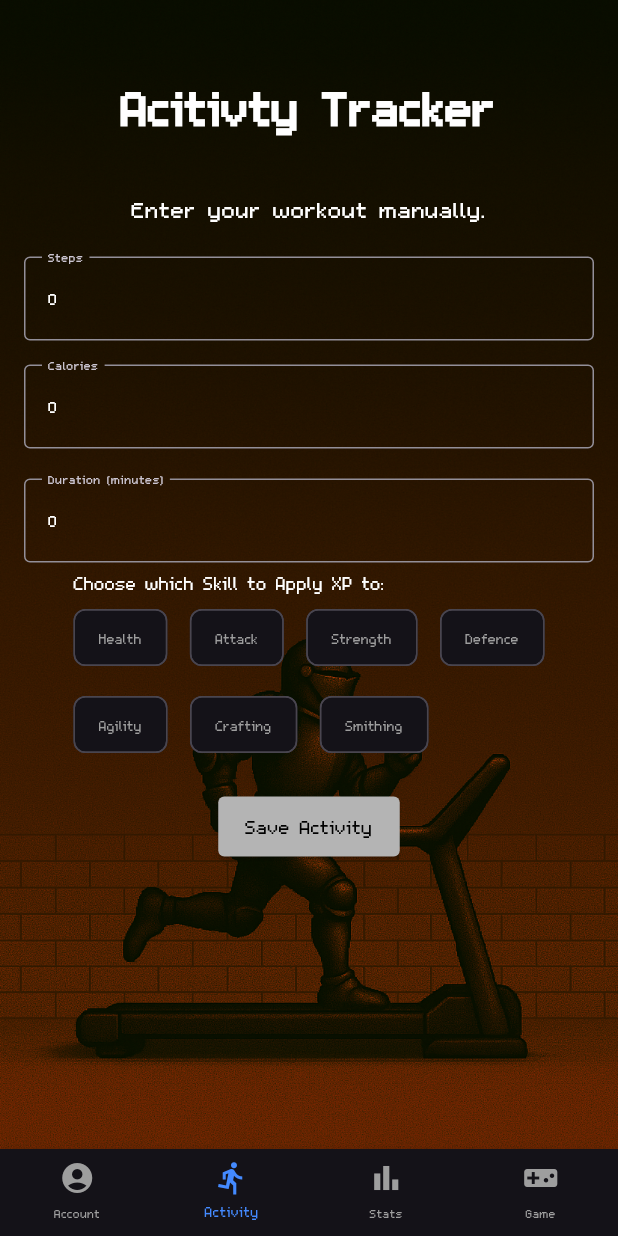
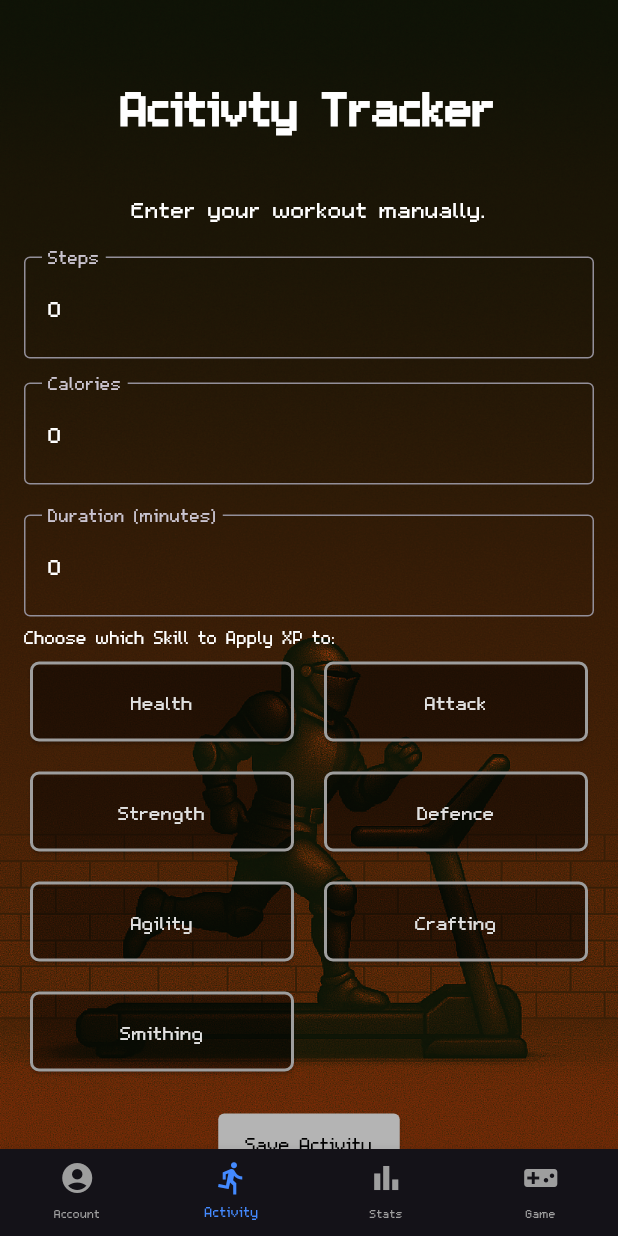
Before and after one commit to cmart5/FitRPG, a Flutter app: the screen it shows once a user with an empty profile is signed in, item 2 of the bottom bar chosen, after a tap on "Save Activity", on a phone screen of 412 x 824 dp. Run offline on Flutter 3.47's test engine with Material 3 defaults, Android fonts, the phone set to English and light mode, and no system bars; our stand-ins replace shared_preferences, supabase_flutter; missing offline and left inert: flame, window_manager; accounts and stored records are empty.

Commit message:
Reworked the stat selection in Activity to feel more consistent with the application. Previously worked on a simple game loop (pokemon esque).

```diff
--- a/lib/activity_page.dart
+++ b/lib/activity_page.dart
@@ -73,9 +73,15 @@ class _ActivityPageState extends State<ActivityPage>
       children: [
         // Background image
         Positioned.fill( // Fill the entire screen with the background image
-          child: Image.asset(
-            'assets/images/FitRPG_ActivityBG.png',
-            fit: BoxFit.cover,
+          child: ColorFiltered(
+            colorFilter: ColorFilter.mode(
+              Colors.white.withOpacity(0.025),
+              BlendMode.lighten,
+            ),
+            child: Image.asset(
+              'assets/images/FitRPG_ActivityBG.png',
+              fit: BoxFit.cover,
+            ),
           ),
         ),
         SafeArea( // Safe fixed height scrollable area
@@ -106,8 +112,14 @@ class _ActivityPageState extends State<ActivityPage>
                       const SizedBox(height: 16),
                       TextField(
                         controller: _stepsController,
+                        style: const TextStyle(
+                          fontSize: 24
+                        ),
                         decoration: const InputDecoration(
                           labelText: "Steps",
+                          labelStyle: TextStyle(
+                          fontSize: 24
+                        ),
                           border: OutlineInputBorder(),
                         ),
                         keyboardType: TextInputType.number,
@@ -115,8 +127,14 @@ class _ActivityPageState extends State<ActivityPage>
                       const SizedBox(height: 16),
                       TextField(
                         controller: _caloriesController,
+                        style: const TextStyle(
+                          fontSize: 24
+                        ),
                         decoration: const InputDecoration(
                           labelText: "Calories",
+                          labelStyle: TextStyle(
+                          fontSize: 24
+                        ),
                           border: OutlineInputBorder(),
                         ),
                         keyboardType: TextInputType.number,
@@ -124,8 +142,14 @@ class _ActivityPageState extends State<ActivityPage>
                       const SizedBox(height: 20),
                       TextField(
                         controller: _durationController,
+                        style: const TextStyle(
+                          fontSize: 24
+                        ),
                         decoration: const InputDecoration(
                           labelText: "Duration (minutes)",
+                          labelStyle: TextStyle(
+                          fontSize: 24
+                        ),
                           border: OutlineInputBorder(),
                         ),
                         keyboardType: TextInputType.number,
@@ -138,22 +162,45 @@ class _ActivityPageState extends State<ActivityPage>
                             "Choose which Skill to Apply XP to:",
                             style: TextStyle(fontSize: 18, color: Colors.white),
                           ),
-                          Wrap(
-                            spacing: 15.0,
-                            runSpacing: 10.0,
+                          GridView.count(
+                            crossAxisCount: 2,
+                            crossAxisSpacing: 12.0,
+                            mainAxisSpacing: 12.0,
+                            childAspectRatio: 3.0,
+                            shrinkWrap: true,
+                            physics: const NeverScrollableScrollPhysics(), // Disable scrolling
                             children: skills.map((skill) {
-                              return ChoiceChip(
-                                label: Text(skill),
-                                selected: selectedSkill == skill,
-                                onSelected: (selected) {
+                              final isSelected = selectedSkill == skill;
+
+                              return GestureDetector(
+                                onTap: () {
                                   setState(() {
-                                    selectedSkill = selected ? skill : null;
+                                    selectedSkill = isSelected ? null : skill;
                                   });
                                 },
-                                selectedColor: Colors.blueAccent,
-                                labelStyle: TextStyle(
-                                  color: selectedSkill == skill ? Colors.white : Colors.grey,
-                                  fontFamily: 'pixelFont',
+                                child: Card(
+                                  color: isSelected ? Colors.blueAccent : const Color.fromARGB(65, 0, 0, 0),
+                                  elevation: isSelected ? 8 : 1,
+                                  shape: RoundedRectangleBorder(
+                                    borderRadius: BorderRadius.circular(6),
+                                    side: BorderSide(
+                                      color: isSelected ? Colors.white : Colors.grey,
+                                      width: 2,
+                                    ),
+                                  ),
+                                  child: Center(
+                                    child: Padding(
+                                      padding: const EdgeInsets.all(12.0),
+                                      child: Text(
+                                        skill,
+                                        style: TextStyle(
+                                          fontSize: 20,
+                                          fontFamily: 'pixelFont',
+                                          color: isSelected ? Colors.white : Colors.grey[300],
+                                        ),
+                                      ),
+                                    ),
+                                  ),
                                 ),
                               );
                             }).toList(),
@@ -165,8 +212,8 @@ class _ActivityPageState extends State<ActivityPage>
                       ElevatedButton(
                         onPressed: ()
                         {
-                          final steps = int.tryParse(_stepsController.text) ?? 0; // Get from the text field
-                          final calories = int.tryParse(_caloriesController.text) ?? 0;
+                          final steps = int.tryParse(_stepsController.text) ?? 0; // Get from the text field,
+                          final calories = int.tryParse(_caloriesController.text) ?? 0; // set to 0 if empty
                           final duration = int.tryParse(_durationController.text) ?? 0;
                           final gameState = Provider.of<GameState>(context, listen: false);
                           final totalXP = gameState.calculateXP(selectedSkill!, steps, calories, duration); // Calculate XP based on activity
```
Also changed, not shown: 5 other files.
